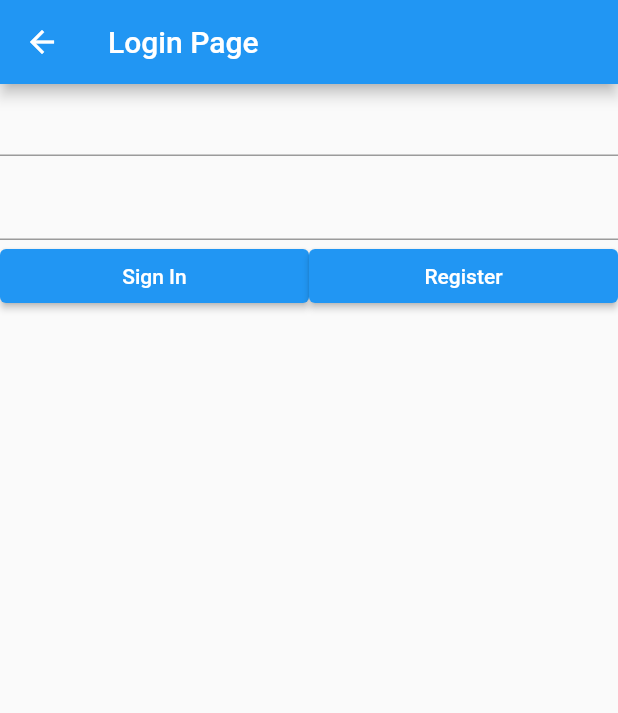
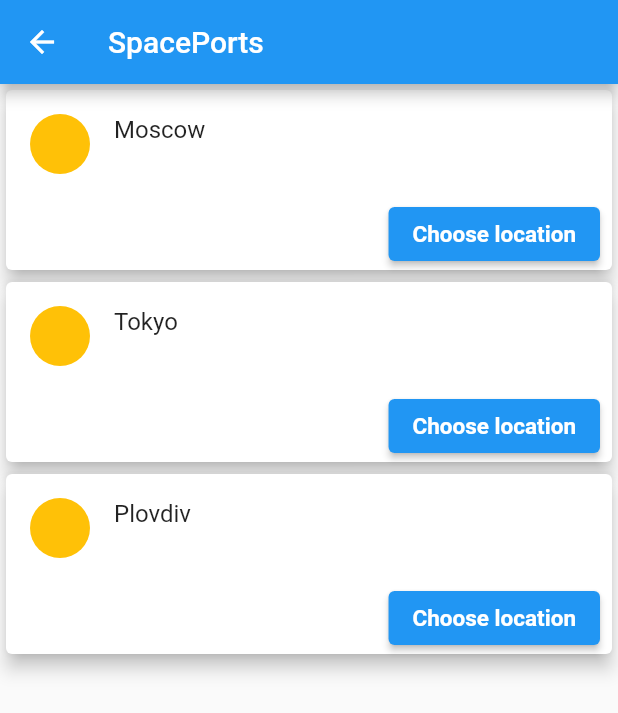
Before and after one commit to Georgi1914/Olympus-Glory, a Flutter app: the screen it shows after launch, on a phone screen of 412 x 824 dp. Shown: the top 713 px of the screen. Run offline on Flutter 3.47's test engine with Material 2 defaults, Android fonts, the light colour scheme and no system bars; our stand-ins replace firebase_auth, firebase_core; accounts and stored records are empty.

Commit message:
Adding a SpacePorts file

```diff
--- /dev/null
+++ b/rocket_booker/lib/SpacePort/SpacePorts.dart
@@ -0,0 +1,33 @@
+import 'package:flutter/material.dart';
+import 'package:rocket_booker/destinations/TemplateCard.dart';
+
+class SpacePorts extends StatefulWidget {
+  const SpacePorts({Key? key}) : super(key: key);
+
+  @override
+  State<SpacePorts> createState() => _SpacePortsState();
+}
+
+class _SpacePortsState extends State<SpacePorts> {
+  List<Card> cardList = [];
+  TemplateCard moscow = TemplateCard(destination: 'Moscow', travelTime: '');
+  TemplateCard tokyo = TemplateCard(destination: 'Tokyo', travelTime: '');
+  TemplateCard plovdiv = TemplateCard(destination: 'Plovdiv', travelTime: '');
+
+  @override
+  Widget build(BuildContext context) {
+    cardList.add(moscow.createTemplateCard());
+    cardList.add(tokyo.createTemplateCard());
+    cardList.add(plovdiv.createTemplateCard());
+    return Scaffold(
+      appBar: AppBar(
+        title: Text("SpacePorts"),
+      ),
+      body: ListView.builder(
+          itemCount: cardList.length,
+          itemBuilder: (context, index) {
+            return cardList[index];
+          }),
+    );
+  }
+}
--- a/rocket_booker/lib/destinations/TemplateCard.dart
+++ b/rocket_booker/lib/destinations/TemplateCard.dart
@@ -1,37 +1,32 @@
 import 'package:flutter/material.dart';
 
-class TemplateCard{
+class TemplateCard {
   late String destination;
   late String travelTime;
 
   TemplateCard({required this.destination, required this.travelTime});
 
-  Card createTemplateCard(){
+  Card createTemplateCard() {
     return Card(
-      elevation: 10,
+      elevation: 5,
       child: Column(
         mainAxisSize: MainAxisSize.min,
         children: <Widget>[
           ListTile(
-            leading:CircleAvatar(
+            leading: CircleAvatar(
               backgroundColor: Colors.amber,
             ),
-            title: Text(
-                destination
-            ),
-            subtitle: Text('Travel time: $travelTime'),
+            title: Text(destination),
+            subtitle: Text('$travelTime'),
           ),
           Row(
             mainAxisAlignment: MainAxisAlignment.end,
             children: <Widget>[
               ElevatedButton(
-                  onPressed: (){},
+                  onPressed: () {},
                   child: const Text(
                     'Choose location',
-                    style: TextStyle(
-                        fontWeight: FontWeight.bold,
-                        fontSize: 15
-                    ),
+                    style: TextStyle(fontWeight: FontWeight.bold, fontSize: 15),
                   )),
               const SizedBox(width: 8),
             ],
--- a/rocket_booker/lib/main.dart
+++ b/rocket_booker/lib/main.dart
@@ -1,7 +1,7 @@
 import 'package:flutter/material.dart';
+import 'package:rocket_booker/SpacePort/SpacePorts.dart';
 import 'package:rocket_booker/homepage.dart';
 import 'package:rocket_booker/info_page.dart';
-import 'package:rocket_booker/reviews_page.dart';
 import 'package:rocket_booker/userbased/LoginPage.dart';
 import 'package:firebase_core/firebase_core.dart';
 import 'package:rocket_booker/services/authentication.dart';
@@ -14,14 +14,15 @@ void main() async {
   // );
   FirebaseApp defaultApp = await Firebase.initializeApp();
   runApp(MaterialApp(
-      initialRoute: '/login',
+      initialRoute: '/SpacePorts',
       routes: {
         '/login': (context) => loginPage(),
         '/home': (context) => HomePage(user: Authentication.getCurrentUser()),
-        '/profile': (context) => ProfilePage(user: Authentication.getCurrentUser()),
+        '/profile': (context) =>
+            ProfilePage(user: Authentication.getCurrentUser()),
         '/FAQ': (context) => InfoPage(),
-        '/Reviews': (context) => ReviewsPage(),
+        '/SpacePorts': ((context) => SpacePorts()),
+        '/SpacePortsDates': ((context) => SpacePorts()),
       },
-      home: loginPage()
-  ));
+      home: loginPage()));
 }
```
Also changed, not shown: rocket_booker/lib/SpacePort/SpacePortsDates.dart (added, +22 -0 lines).
